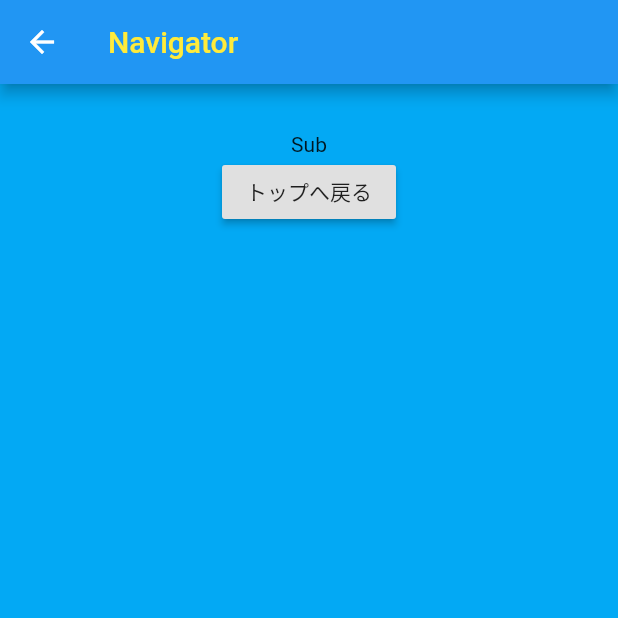
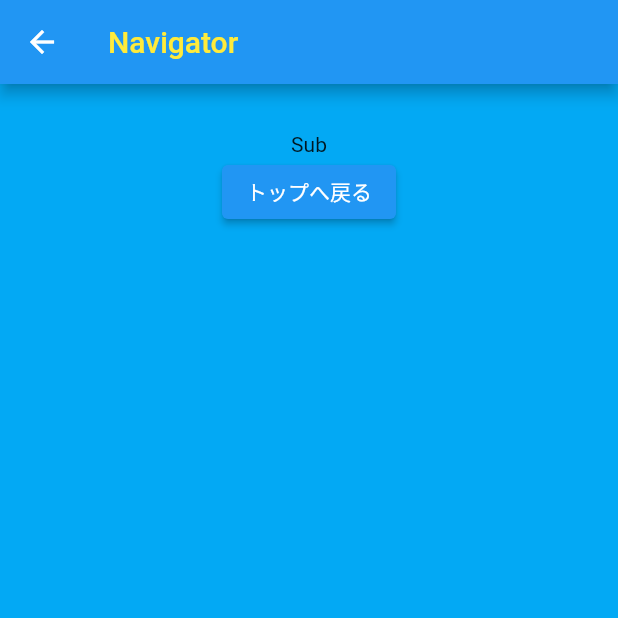
Before and after one commit to jungle379/flutter_app, a Flutter app: the screen it shows after launch, after a tap on "Subページへ", on a phone screen of 412 x 824 dp, the top half of it. Run offline on Flutter 3.47's test engine with Material 2 defaults, Android fonts, the phone set to English and light mode, and no system bars.

Commit message:
Update main.dart

```diff
--- a/lib/main.dart
+++ b/lib/main.dart
@@ -5,17 +5,19 @@ void main() => runApp(const MyApp());
 class MyApp extends StatelessWidget {
   const MyApp({Key? key}) : super(key: key);
 
-  static const String _title = 'BottomNavBar Code Sample';
+  // static const String _title = 'BottomNavBar Code Sample';
 
   @override
   Widget build(BuildContext context) {
-    return MaterialApp(
+    return const MaterialApp(
       home: MainPage(),
     );
   }
 }
 
 class MainPage extends StatelessWidget {
+  const MainPage({Key? key}) : super(key: key);
+
   @override
   Widget build(BuildContext context) {
     return Scaffold(
@@ -24,20 +26,20 @@ class MainPage extends StatelessWidget {
       ),
       body: Container(
         color: Colors.grey,
-        padding: EdgeInsets.all(32.0),
+        padding: const EdgeInsets.all(32.0),
         child: Center(
           child: Column(
             children: <Widget>[
               const Text('Main',style: TextStyle(fontWeight: FontWeight.bold,fontSize:20)),
-              RaisedButton(onPressed: () => Navigator.of(context).push(MaterialPageRoute(builder: (context) {
-                return SubPage();
+              ElevatedButton(onPressed: () => Navigator.of(context).push(MaterialPageRoute(builder: (context) {
+                return const SubPage();
               })), child: const Text('Subページへ'),),
               const Text('Main2',style: TextStyle(fontWeight: FontWeight.bold,color: Colors.purple,fontSize:20)),
-              RaisedButton(onPressed: () => Navigator.of(context).push(MaterialPageRoute(builder: (context) {
-                return SubPage1();
+              ElevatedButton(onPressed: () => Navigator.of(context).push(MaterialPageRoute(builder: (context) {
+                return const SubPage1();
               })), child: const Text('Subページ_2へ'),),
               const Text('BottomButton',style: TextStyle(fontWeight: FontWeight.bold,fontSize:20)),
-              RaisedButton(onPressed: () => Navigator.of(context).push(MaterialPageRoute(builder: (context) {
+              ElevatedButton(onPressed: () => Navigator.of(context).push(MaterialPageRoute(builder: (context) {
                 return const MyStatefulWidget();
               })), child: const Text('BottomButtonへ')),
               // Container(
@@ -86,6 +88,8 @@ class MainPage extends StatelessWidget {
 }
 
 class SubPage extends StatelessWidget {
+  const SubPage({Key? key}) : super(key: key);
+
   @override
   Widget build(BuildContext context) {
     return Scaffold(
@@ -99,7 +103,7 @@ class SubPage extends StatelessWidget {
           child: Column(
               children: <Widget> [
                 const Text('Sub'),
-                RaisedButton(onPressed: () => Navigator.of(context).pop(), child: const Text('トップへ戻る')),
+                ElevatedButton(onPressed: () => Navigator.of(context).pop(), child: const Text('トップへ戻る')),
               ]
           ),
         ),
@@ -108,6 +112,8 @@ class SubPage extends StatelessWidget {
   }
 }
 class SubPage1 extends StatelessWidget {
+  const SubPage1({Key? key}) : super(key: key);
+
   @override
   Widget build(BuildContext context) {
     return Scaffold(
@@ -121,11 +127,10 @@ class SubPage1 extends StatelessWidget {
           child: Column(
               children: <Widget> [
                 const Text('Sub2'),
-                RaisedButton(onPressed: () => Navigator.of(context).pop(), child: new Text('トップへ戻る')),
+                ElevatedButton(onPressed: () => Navigator.of(context).pop(), child: const Text('トップへ戻る')),
                 Column(mainAxisAlignment: MainAxisAlignment.start,
                   children: <Widget>[
-                    Container(
-                      child: Row(
+                    Row(
                       children: <Widget>[
                       Container(
                         height: 100,
@@ -144,7 +149,6 @@ class SubPage1 extends StatelessWidget {
                         child: const Text('Grey.shade500',style: TextStyle(color: Colors.yellow),),
                       ),
                         ],
-                        ),
                       ),
                     Container(
                       height: 100,
```
Lines whose indentation alone changed are shown as unchanged.
